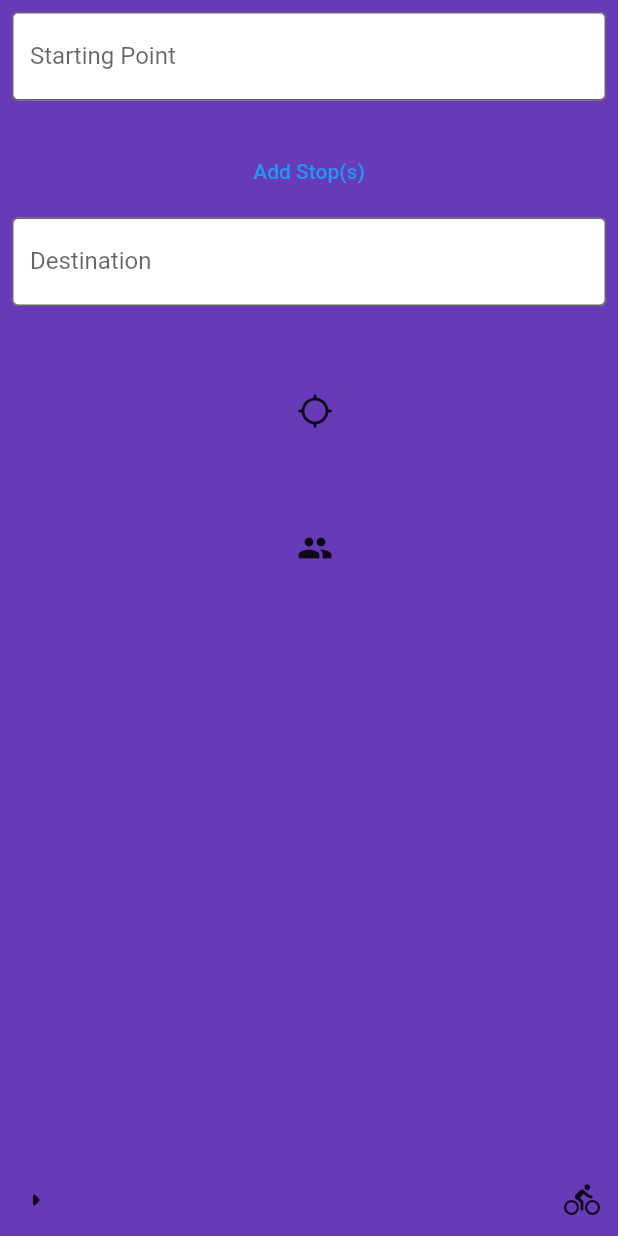
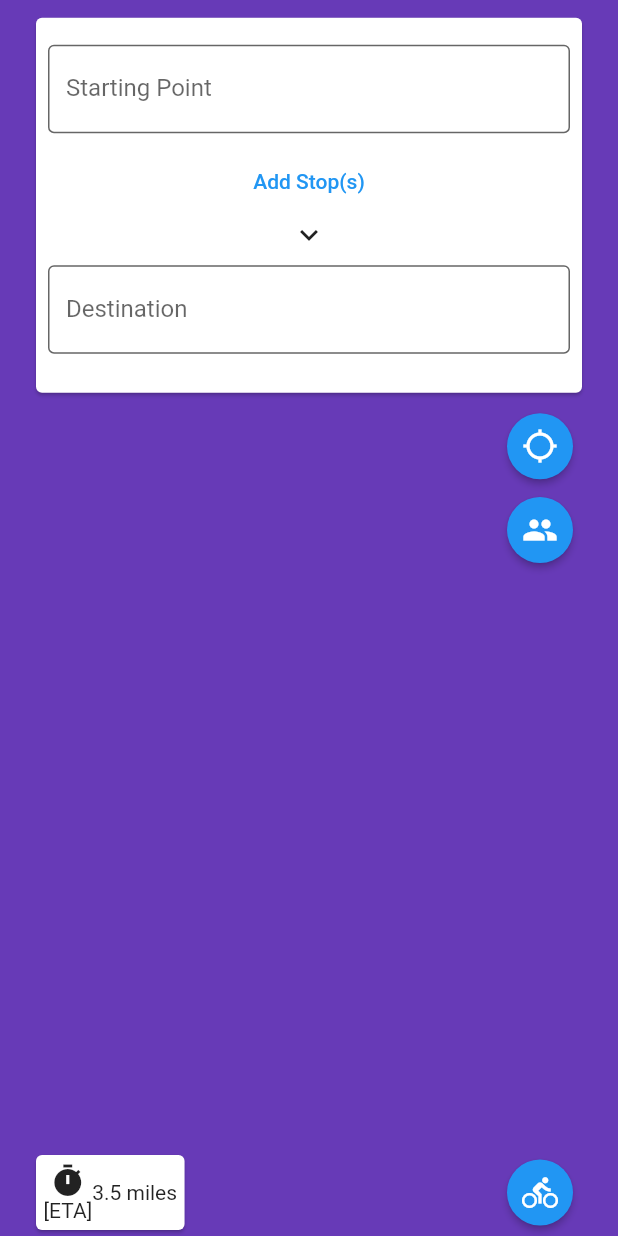
Before and after one commit to McFadden-S/BicycleTripPlanner, a Flutter app: the RoutePlanning screen opened by its route, on a phone screen of 412 x 824 dp. Run offline on Flutter 3.47's test engine with Material 2 defaults, Android fonts, the phone set to English and light mode, and no system bars; our stand-ins replace firebase_core; accounts and stored records are empty.

Commit message:
Update RoutePlanning.dart
Add expandable box containing start point, destination and as many intermediate stops as the user wants. Also, add ETA/Distance box to bottom left of screen

```diff
--- a/bicycle_trip_planner/lib/RoutePlanning.dart
+++ b/bicycle_trip_planner/lib/RoutePlanning.dart
@@ -9,19 +9,73 @@ class RoutePlanning extends StatefulWidget {
 }
 
 class _RoutePlanningState extends State<RoutePlanning> {
+
+  bool extendedRoutePlanning = false;
+  void setExtendRoutePlanningView(){
+    setState(()=> {extendedRoutePlanning = !extendedRoutePlanning});
+  }
+
+  void updateExtendedRoutePlanningView(){
+    setState(()=>{extendedRoutePlanning = true});
+  }
+
+  List<Widget> stopsList = [
+    Padding(
+      padding: const EdgeInsets.all(8.0),
+      child: TextField(
+        decoration: InputDecoration(
+          fillColor: Colors.white,
+          filled: true,
+          border: OutlineInputBorder(),
+          labelText: 'Stop',
+        ),
+      ),
+    ),
+  ];
+
+  void addStopWidget() {
+    stopsList.add(
+      Padding(
+        padding: const EdgeInsets.all(8.0),
+        child: TextField(
+          decoration: InputDecoration(
+            fillColor: Colors.white,
+            filled: true,
+            border: OutlineInputBorder(),
+            labelText: 'Stop',
+          ),
+        ),
+      ),
+    );
+  }
+
 @override
 Widget build(BuildContext context) {
   return Scaffold(
       body: SafeArea(
       child: Container(
         color: Colors.deepPurple,
+        padding: const EdgeInsets.only(left: 20.0, right: 20.0, top: 0.0),
         child: Column(
-              children: <Widget> [
-                Expanded(
-                  flex: 2,
-                  child: Padding(
-                    padding: EdgeInsets.all(8.0),
-                    child: TextField(
+          children: [
+            const Spacer(),
+            Card(
+              child: InkWell(
+                  splashColor: Colors.deepPurple.withAlpha(30),
+                  onTap: ()=>setExtendRoutePlanningView(),
+                  child: SizedBox(
+                    height: !extendedRoutePlanning ? 250 : 350,
+                    child: Column(
+                      mainAxisAlignment: MainAxisAlignment.start,
+                      children: [
+                        Container(
+                          margin: EdgeInsets.only(top: 10),
+                          child: Column(
+                            mainAxisAlignment: MainAxisAlignment.center,
+                            children: [
+                              Padding(
+                                padding: const EdgeInsets.all(8.0),
+                                child: const TextField(
                                   decoration: InputDecoration(
                                     fillColor: Colors.white,
                                     filled: true,
@@ -30,21 +84,27 @@ class _RoutePlanningState extends State<RoutePlanning> {
                                   ),
                                 ),
                               ),
+                              TextButton(
+                                  child: const Text("Add Stop(s)"),
+                                  onPressed: () {
+                                    addStopWidget();
+                                    updateExtendedRoutePlanningView();
+                                    // setExtendRoutePlanningView();
+                                  },
                               ),
-                Expanded(
-                  flex: 1,
-                  child: TextButton(
-                      child: const Text("Add Stop(s)"),
-                      onPressed: () => {
-                        // display more textfields for users to enter intermediate stops
-                      }
+                              extendedRoutePlanning ?
+                              SizedBox(
+                                height: 100,
+                                child: ListView(
+                                  shrinkWrap: true,
+                                  children: stopsList,
                                 ),
-                ),
-                Expanded(
-                  flex: 2,
-                  child: Padding(
-                    padding: EdgeInsets.all(8.0),
-                    child: TextField(
+                              )
+                                :
+                              const Icon(Icons.expand_more),
+                              Padding(
+                                padding: const EdgeInsets.all(8.0),
+                                child: const TextField(
                                   decoration: InputDecoration(
                                     fillColor: Colors.white,
                                     filled: true,
@@ -53,59 +113,104 @@ class _RoutePlanningState extends State<RoutePlanning> {
                                   ),
                                 ),
                               ),
+                                // const Icon(Icons.expand_more),
+                            ],
                           ),
-                Expanded(
-                  flex: 12,
-                  child: Column(
-                    crossAxisAlignment: CrossAxisAlignment.center,
-                    mainAxisAlignment: MainAxisAlignment.end,
-                    children: [
-                      Expanded(
-                          flex: 1,
-                          child: IconButton(
-                            alignment: Alignment.centerRight,
-                            icon: const Icon(Icons.location_searching),
-                            onPressed: () => {
-                              // this button recenters the map on the user's current location
-                            },
-                          )),
-                      Expanded(
-                          flex: 1,
-                          child: IconButton(
-                            alignment: Alignment.centerRight,
-                            icon: const Icon(Icons.group),
-                            onPressed: () => {
-                              // this should expand the group menu to allow the user the select their group's size
-                            },
-                          )),
-                      Expanded(
-                          flex: 4,
-                          child: SizedBox(
-                            height: 1000,
-                          )
                         ),
                       ],
                     ),
+                  )
               ),
+            ),
+            const Spacer(),
+            Row (
+                mainAxisAlignment: MainAxisAlignment.end,
+                children: [
+                  ElevatedButton(
+                    onPressed: () => {},
+                    child: const Icon(Icons.location_searching),
+                    style: ElevatedButton.styleFrom(
+                      shape: const CircleBorder(),
+                      padding: const EdgeInsets.all(10),
+                    ),
+                  )
+                ]
+            ),
+            const Spacer(),
             Row(
-                  mainAxisAlignment: MainAxisAlignment.spaceBetween,
+                mainAxisAlignment: MainAxisAlignment.end,
                 children: [
-                    IconButton(
-                        onPressed: () => {
-                          // this should expand the menu to show the user their distance and ETA
-                        },
-                        icon: const Icon(Icons.arrow_right_rounded)
+                  ElevatedButton(
+                    onPressed: () => {},
+                    child: const Icon(Icons.group),
+                    style: ElevatedButton.styleFrom(
+                      shape: const CircleBorder(),
+                      padding: const EdgeInsets.all(10),
                     ),
-                    IconButton(
-                        onPressed: () => {
-                          // this should start the journey and redirect the user to the navigation screen
-                        },
-                        icon: const Icon(Icons.directions_bike)
                   )
-                  ],
-                )
+                ]
+            ),
+            const Spacer(flex: 50),
+            Row(
+                mainAxisAlignment: MainAxisAlignment.end,
+                children: [
+                  Card(
+                      child:
+                      Container(
+                        padding: const EdgeInsets.all(5.0),
+                        child: Row(
+                          children: [
+                            Column(
+                                children: const [
+                                  Icon(Icons.timer),
+                                  Text("[ETA]")
+                                ]
+                            ),
+                            const Text("3.5 miles")
                           ],
                         ),
+                      )
+                  ),
+                  const Spacer(flex: 10),
+                  ElevatedButton(
+                    onPressed: () => {},
+                    child: const Icon(Icons.directions_bike),
+                    style: ElevatedButton.styleFrom(
+                      shape: const CircleBorder(),
+                      padding: const EdgeInsets.all(10),
+                    ),
+                  )
+                ]
+            ),
+          ],
+        ),
+
+  ),
+  ),
+  );
+}
+}
+
+class RoutePlanningDirection extends StatelessWidget {
+  RoutePlanningDirection({Key? key}) : super(key: key);
+
+  @override
+  Widget build(BuildContext context) {
+    return Padding(
+      padding: EdgeInsets.all(10),
+      child: Container(
+        color: Colors.cyanAccent,
+        child: ListView(
+          children: [
+            TextField(
+              decoration: InputDecoration(
+                fillColor: Colors.white,
+                filled: true,
+                border: OutlineInputBorder(),
+                labelText: 'Stop',
+              ),
+            ),
+          ],
         )
       ),
     );
```
Lines whose indentation alone changed are shown as unchanged.
